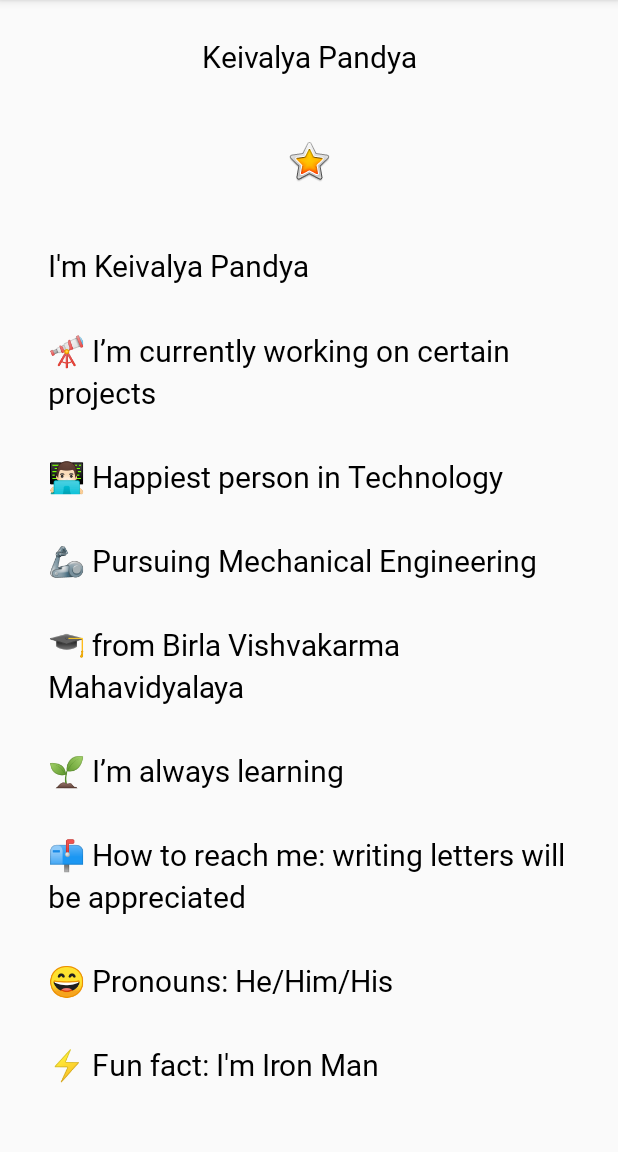
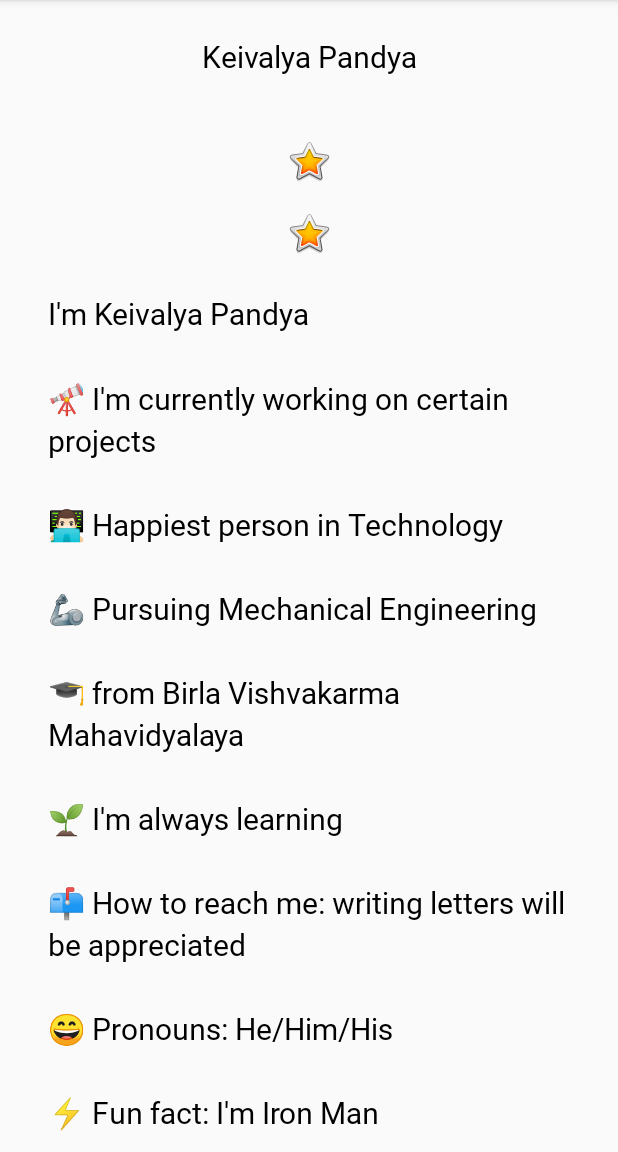
Before and after one commit to keivalya/AboutMe, an Android app: the screen it shows after launch (MainActivity), on a phone screen of 412 x 824 dp, the part 84-1236 px from its top. Run offline under Robolectric (Android 15) with nearby library versions, the phone set to English and light mode, and no system bars.

Commit message:
added scrollable image to bio

```diff
--- a/app/src/main/res/layout/activity_main.xml
+++ b/app/src/main/res/layout/activity_main.xml
@@ -26,9 +26,22 @@
         app:srcCompat="@android:drawable/btn_star_big_on" />
 
     <ScrollView
-        android:id="@+id/bio_scroll"
+        android:id="@+id/scroll_bio"
         android:layout_width="match_parent"
         android:layout_height="match_parent">
+
+        <LinearLayout
+            android:id="@+id/linearText"
+            android:layout_width="match_parent"
+            android:layout_height="wrap_content"
+            android:orientation="vertical">
+
+            <ImageView
+                android:id="@+id/imageView3"
+                android:layout_width="match_parent"
+                android:layout_height="wrap_content"
+                android:contentDescription="@string/yellow_star"
+                app:srcCompat="@android:drawable/btn_star_big_on" />
 
             <TextView
                 android:id="@+id/bio_text"
@@ -39,5 +52,8 @@
                 android:paddingStart="@dimen/layout_padding"
                 android:paddingEnd="@dimen/layout_padding"
                 android:text="@string/bio" />
+
+        </LinearLayout>
     </ScrollView>
+
 </LinearLayout>
--- a/app/src/main/res/values/strings.xml
+++ b/app/src/main/res/values/strings.xml
@@ -4,13 +4,13 @@
     <string name="yellow_star">Yellow star</string>
     <string name="bio">
         I\'m Keivalya Pandya
-        \n\n🔭 I’m currently working on certain projects
+        \n\n🔭 I\'m currently working on certain projects
         \n\n👨🏻‍💻 Happiest person in Technology
         \n\n🦾 Pursuing Mechanical Engineering
         \n\n🎓 from Birla Vishvakarma Mahavidyalaya
-        \n\n🌱 I’m always learning
+        \n\n🌱 I\'m always learning
         \n\n📫 How to reach me: writing letters will be appreciated
         \n\n😄 Pronouns: He/Him/His
-        \n\n⚡ Fun fact: I'm Iron Man
+        \n\n⚡ Fun fact: I\'m Iron Man
     </string>
 </resources>
```
Lines whose indentation alone changed are shown as unchanged.
